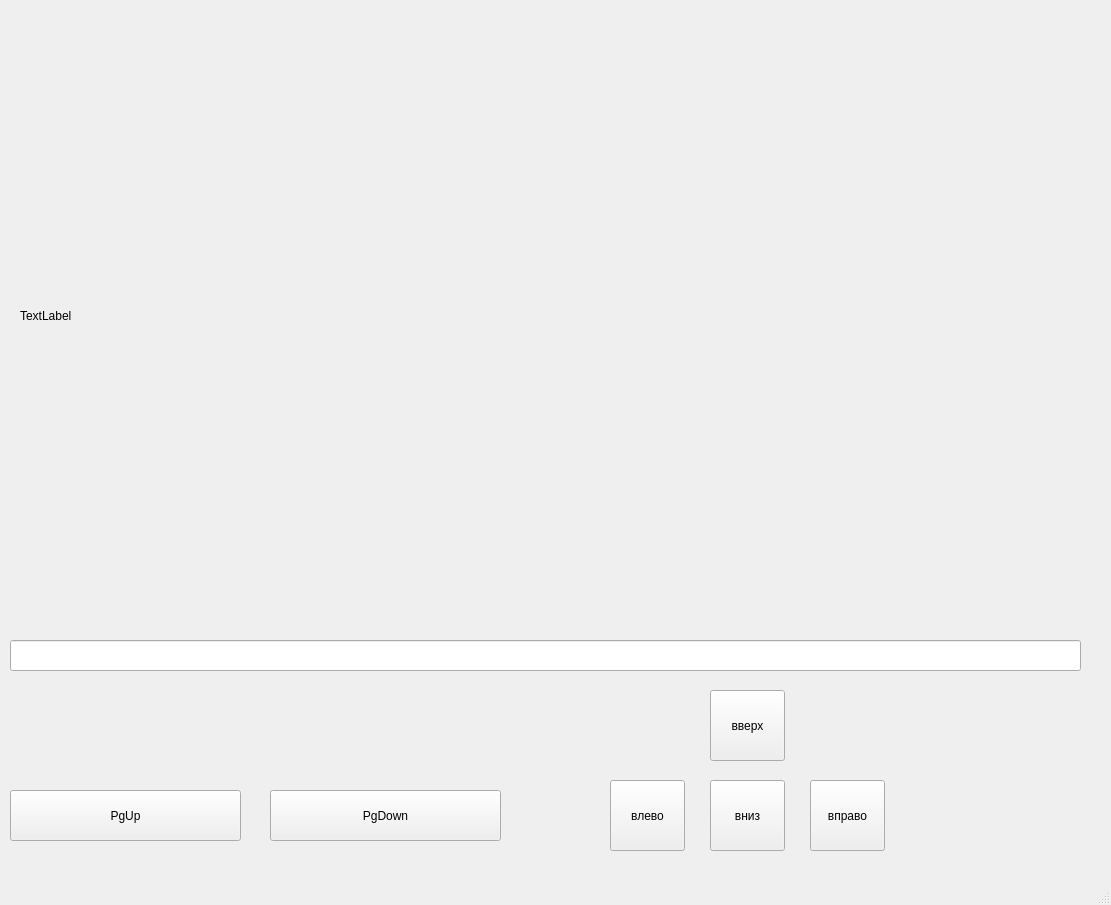
Qt form design_for_map.ui (vokintru/BolshayaZadaha) before a commit.
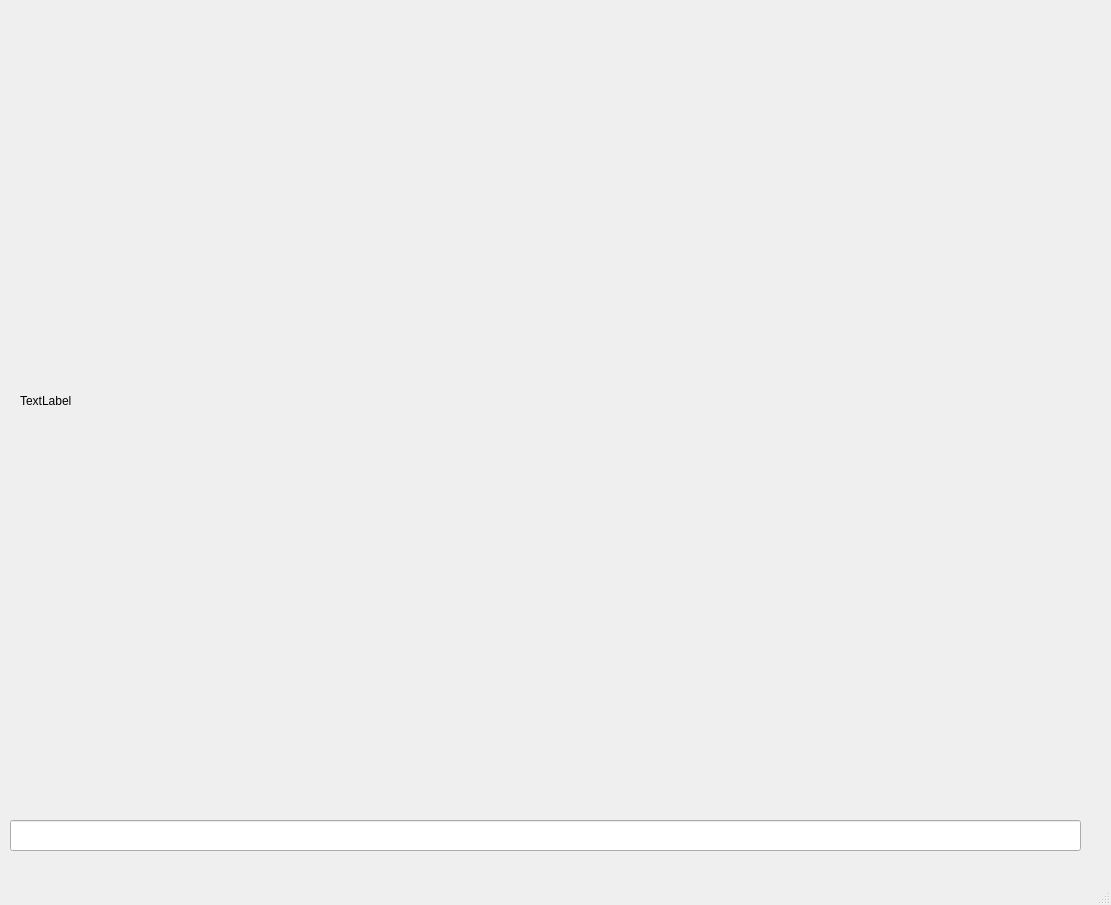
The same form after that commit.

```diff
--- a/design_for_map.ui
+++ b/design_for_map.ui
@@ -14,89 +14,11 @@
    <string>MainWindow</string>
   </property>
   <widget class="QWidget" name="centralwidget">
-   <widget class="QPushButton" name="PgUp_button">
-    <property name="geometry">
-     <rect>
-      <x>10</x>
-      <y>790</y>
-      <width>231</width>
-      <height>51</height>
-     </rect>
-    </property>
-    <property name="text">
-     <string>PgUp</string>
-    </property>
-   </widget>
-   <widget class="QPushButton" name="PgDown_button">
-    <property name="geometry">
-     <rect>
-      <x>270</x>
-      <y>790</y>
-      <width>231</width>
-      <height>51</height>
-     </rect>
-    </property>
-    <property name="text">
-     <string>PgDown</string>
-    </property>
-   </widget>
-   <widget class="QPushButton" name="pushButton_left">
-    <property name="geometry">
-     <rect>
-      <x>610</x>
-      <y>780</y>
-      <width>75</width>
-      <height>71</height>
-     </rect>
-    </property>
-    <property name="text">
-     <string>влево</string>
-    </property>
-   </widget>
-   <widget class="QPushButton" name="pushButton_right">
-    <property name="geometry">
-     <rect>
-      <x>810</x>
-      <y>780</y>
-      <width>75</width>
-      <height>71</height>
-     </rect>
-    </property>
-    <property name="text">
-     <string>вправо</string>
-    </property>
-   </widget>
-   <widget class="QPushButton" name="pushButton_down">
-    <property name="geometry">
-     <rect>
-      <x>710</x>
-      <y>780</y>
-      <width>75</width>
-      <height>71</height>
-     </rect>
-    </property>
-    <property name="text">
-     <string>вниз</string>
-    </property>
-   </widget>
-   <widget class="QPushButton" name="pushButton_up">
-    <property name="geometry">
-     <rect>
-      <x>710</x>
-      <y>690</y>
-      <width>75</width>
-      <height>71</height>
-     </rect>
-    </property>
-    <property name="text">
-     <string>вверх</string>
-    </property>
-   </widget>
    <widget class="QLineEdit" name="search_line">
     <property name="geometry">
      <rect>
       <x>10</x>
-      <y>640</y>
+      <y>820</y>
       <width>1071</width>
       <height>31</height>
      </rect>
@@ -108,7 +30,7 @@
       <x>20</x>
       <y>10</y>
       <width>1051</width>
-      <height>611</height>
+      <height>781</height>
      </rect>
     </property>
     <property name="text">
```
